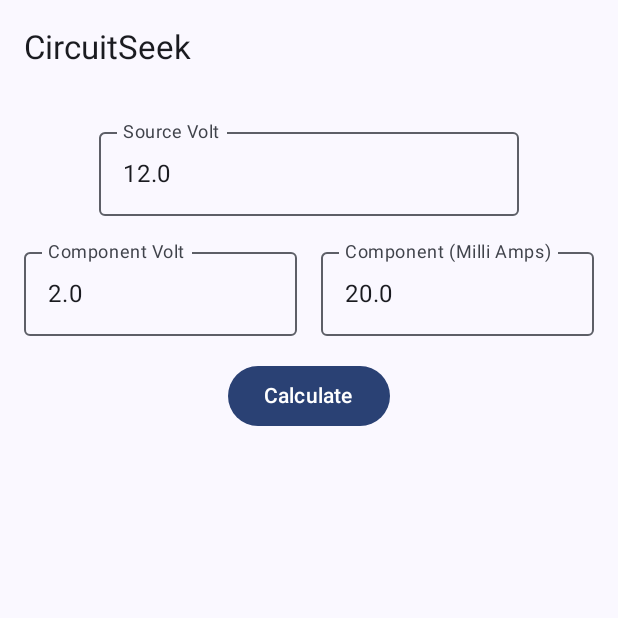
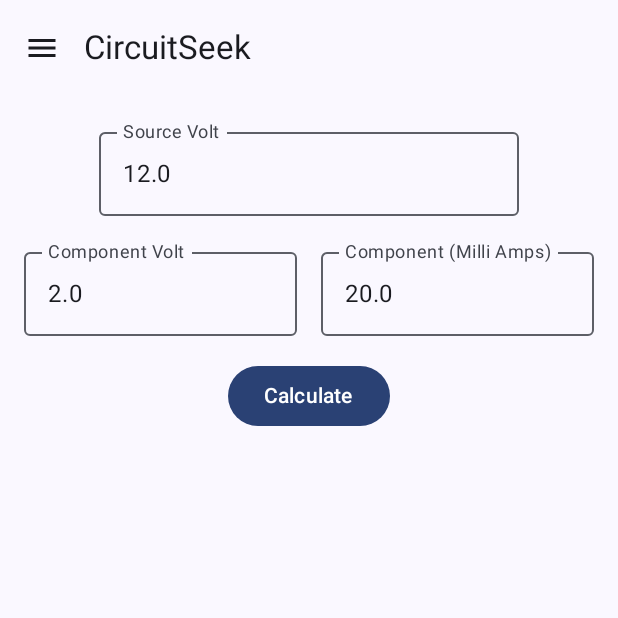
Before and after one commit to MubarakNative/CircuitSeek, an Android app built with Jetpack Compose: the screen it shows after launch (MainActivity), on a phone screen of 412 x 824 dp, the top half of it. Run offline under Robolectric (Android 15) with nearby library versions, the phone set to English and light mode, and no system bars.

Commit message:
Implemented navigation

```diff
--- a/app/build.gradle.kts
+++ b/app/build.gradle.kts
@@ -68,7 +68,6 @@ dependencies {
     implementation(libs.androidx.ui.tooling.preview)
     implementation(libs.androidx.material3)
 
-
     testImplementation(libs.junit)
     androidTestImplementation(libs.androidx.junit)
     androidTestImplementation(libs.androidx.espresso.core)
--- /dev/null
+++ b/app/src/main/java/com/mubarak/circuitseek/CircuitSeekNavGraph.kt
@@ -0,0 +1,34 @@
+package com.mubarak.circuitseek
+
+import androidx.compose.runtime.Composable
+import androidx.compose.ui.Modifier
+import androidx.navigation.NavHostController
+import androidx.navigation.compose.NavHost
+import androidx.navigation.compose.composable
+import androidx.navigation.compose.rememberNavController
+import com.mubarak.circuitseek.ui.HomeScreen
+import com.mubarak.circuitseek.ui.WattsCalcScreen
+
+@Composable
+fun CircuitSeekNavGraph(
+    modifier: Modifier = Modifier,
+    navController: NavHostController = rememberNavController(),
+    onDrawerClicked: () -> Unit,
+) {
+    NavHost(
+        navController = navController,
+        startDestination = Resistance
+    ) {
+        composable<Resistance> {
+            HomeScreen(
+                modifier = modifier,
+                onDrawer = { onDrawerClicked() }
+            )
+        }
+        composable<Watts> {
+            WattsCalcScreen {
+                onDrawerClicked()
+            }
+        }
+    }
+}
--- /dev/null
+++ b/app/src/main/java/com/mubarak/circuitseek/CircuitSeekNavigation.kt
@@ -0,0 +1,9 @@
+package com.mubarak.circuitseek
+
+import kotlinx.serialization.Serializable
+
+@Serializable
+object Resistance
+
+@Serializable
+object Watts
--- a/app/src/main/java/com/mubarak/circuitseek/MainActivity.kt
+++ b/app/src/main/java/com/mubarak/circuitseek/MainActivity.kt
@@ -4,7 +4,7 @@ import android.os.Bundle
 import androidx.activity.ComponentActivity
 import androidx.activity.compose.setContent
 import androidx.activity.enableEdgeToEdge
-import com.mubarak.circuitseek.ui.HomeScreen
+import com.mubarak.circuitseek.ui.CircuitSeekApp
 import com.mubarak.circuitseek.ui.theme.CircuitSeekTheme
 
 class MainActivity : ComponentActivity() {
@@ -13,7 +13,7 @@ class MainActivity : ComponentActivity() {
         enableEdgeToEdge()
         setContent {
             CircuitSeekTheme {
-              HomeScreen()
+              CircuitSeekApp()
             }
         }
     }
--- /dev/null
+++ b/app/src/main/java/com/mubarak/circuitseek/ui/CircuitSeekApp.kt
@@ -0,0 +1,70 @@
+package com.mubarak.circuitseek.ui
+
+import android.widget.Toast
+import androidx.compose.material3.DrawerValue
+import androidx.compose.material3.ModalNavigationDrawer
+import androidx.compose.material3.rememberDrawerState
+import androidx.compose.runtime.Composable
+import androidx.compose.runtime.getValue
+import androidx.compose.runtime.rememberCoroutineScope
+import androidx.compose.ui.platform.LocalContext
+import androidx.navigation.NavGraph.Companion.findStartDestination
+import androidx.navigation.compose.currentBackStackEntryAsState
+import androidx.navigation.compose.rememberNavController
+import com.mubarak.circuitseek.CircuitSeekNavGraph
+import com.mubarak.circuitseek.Resistance
+import com.mubarak.circuitseek.Watts
+import kotlinx.coroutines.launch
+
+@Composable
+fun CircuitSeekApp() {
+
+    val scope = rememberCoroutineScope()
+    val drawerState = rememberDrawerState(initialValue = DrawerValue.Closed)
+    val navController = rememberNavController()
+    val context = LocalContext.current
+
+    val navBackStackEntry by navController.currentBackStackEntryAsState()
+    val currentRoute =
+        navBackStackEntry?.destination ?: Resistance
+    ModalNavigationDrawer(
+        drawerContent = {
+            CircuitSeekAppDrawer(
+                currentDestination = currentRoute,
+                navigateToResistance = {
+                    navController.navigate(Resistance) {
+                        popUpTo(navController.graph.findStartDestination().id) {
+                            saveState = true
+
+                        }
+                        launchSingleTop = true
+                        restoreState = true
+                    }
+                },
+                navigateToWatts = {
+                    navController.navigate(Watts) {
+                        popUpTo(navController.graph.findStartDestination().id) {
+                            saveState = true
+                        }
+                        launchSingleTop = true
+                        restoreState = true
+                    }
+                },
+
+                closeDrawer = {
+                    scope.launch {
+                        drawerState.close()
+                    }
+                },
+            )
+        },
+
+        drawerState = drawerState
+    ) { // container for the app content
+        CircuitSeekNavGraph(navController = navController) {
+            scope.launch {
+                drawerState.open()
+            }
+        }
+    }
+}
--- /dev/null
+++ b/app/src/main/java/com/mubarak/circuitseek/ui/CircuitSeekAppDrawer.kt
@@ -0,0 +1,86 @@
+package com.mubarak.circuitseek.ui
+
+import androidx.compose.foundation.layout.Box
+import androidx.compose.foundation.layout.padding
+import androidx.compose.material.icons.Icons
+import androidx.compose.material.icons.filled.DateRange
+import androidx.compose.material.icons.filled.Settings
+import androidx.compose.material3.Icon
+import androidx.compose.material3.MaterialTheme
+import androidx.compose.material3.ModalDrawerSheet
+import androidx.compose.material3.NavigationDrawerItem
+import androidx.compose.material3.Text
+import androidx.compose.runtime.Composable
+import androidx.compose.ui.Modifier
+import androidx.compose.ui.res.stringResource
+import androidx.compose.ui.tooling.preview.Preview
+import androidx.compose.ui.unit.dp
+import com.mubarak.circuitseek.R
+import com.mubarak.circuitseek.Resistance
+import com.mubarak.circuitseek.Watts
+import com.mubarak.circuitseek.ui.theme.CircuitSeekTheme
+
+@Composable
+fun CircuitSeekAppDrawer(
+    modifier: Modifier = Modifier,
+    currentDestination: Any,
+    navigateToResistance: () -> Unit,
+    navigateToWatts: () -> Unit,
+    closeDrawer: () -> Unit
+) {
+    ModalDrawerSheet(
+        modifier = modifier
+    ) {
+        NavigationHeader()
+        NavigationDrawerItem(
+            label = {
+                Text(text = stringResource(R.string.resistance))
+            },
+            selected = currentDestination == Resistance,
+            onClick = {
+                navigateToResistance(); closeDrawer()
+            },
+            icon = {
+                Icon(
+                    imageVector = Icons.Default.DateRange,
+                    contentDescription = null
+                )
+            })
+
+        NavigationDrawerItem(
+            label = {
+                Text(text = stringResource(R.string.watts_calc))
+            },
+            selected = currentDestination == Watts,
+            onClick = {
+                navigateToWatts(); closeDrawer()
+            },
+            icon = { Icon(imageVector = Icons.Default.Settings, contentDescription = null) }
+        )
+    }
+}
+
+@Composable
+fun NavigationHeader(modifier: Modifier = Modifier) {
+
+    Box(modifier = modifier.padding(horizontal = 28.dp, vertical = 24.dp)) {
+        Text(
+            text = stringResource(R.string.app_name),
+            modifier = modifier,
+            style = MaterialTheme.typography.titleLarge
+        )
+    }
+}
+
+@Preview(showBackground = true)
+@Composable
+private fun NavHeaderPreview() {
+    CircuitSeekTheme {
+        CircuitSeekAppDrawer(
+            navigateToWatts = {},
+            navigateToResistance = {},
+            closeDrawer = {},
+            currentDestination = Resistance
+        )
+    }
+}
--- a/app/src/main/java/com/mubarak/circuitseek/ui/ResistanceCalcScreen.kt
+++ b/app/src/main/java/com/mubarak/circuitseek/ui/ResistanceCalcScreen.kt
@@ -10,8 +10,14 @@ import androidx.compose.foundation.layout.padding
 import androidx.compose.foundation.rememberScrollState
 import androidx.compose.foundation.text.KeyboardOptions
 import androidx.compose.foundation.verticalScroll
+import androidx.compose.material.icons.Icons
+import androidx.compose.material.icons.outlined.Menu
+import androidx.compose.material.icons.outlined.Search
 import androidx.compose.material3.Button
 import androidx.compose.material3.ExperimentalMaterial3Api
+import androidx.compose.material3.Icon
+import androidx.compose.material3.IconButton
+import androidx.compose.material3.MaterialTheme
 import androidx.compose.material3.OutlinedTextField
 import androidx.compose.material3.Scaffold
 import androidx.compose.material3.Text
@@ -32,18 +38,25 @@ import com.mubarak.circuitseek.R
 import com.mubarak.circuitseek.ui.theme.CircuitSeekTheme
 
 @Composable
-fun HomeScreen(modifier: Modifier = Modifier) {
+fun HomeScreen(
+    modifier: Modifier = Modifier,
+    onDrawer: () -> Unit,
+) {
     Scaffold(
         modifier = Modifier.fillMaxWidth(),
         topBar = {
-            CircuitSeekTopAppBar()
+            CircuitSeekTopAppBar(modifier = modifier){
+                onDrawer()
+            }
         }
     ) { innerPadding ->
         ResistanceCalcScreen(modifier = Modifier.padding(innerPadding))
     }
 }
 @Composable
-fun ResistanceCalcScreen(modifier: Modifier = Modifier) {
+fun ResistanceCalcScreen(
+    modifier: Modifier = Modifier
+) {
     val context = LocalContext.current
 
     var sourceVolt by remember { mutableStateOf("12.0") }
@@ -127,17 +140,33 @@ fun ResistanceCalcScreen(modifier: Modifier = Modifier) {
 
 @OptIn(ExperimentalMaterial3Api::class)
 @Composable
-fun CircuitSeekTopAppBar(modifier: Modifier = Modifier) {
-    TopAppBar(title = {
-        Text(text = stringResource(id = R.string.app_name))
-    }, modifier = modifier)
+fun CircuitSeekTopAppBar(
+    modifier: Modifier = Modifier,
+    onMenuClick: () -> Unit
+) {
+    TopAppBar(
+        title = {
+            Text(
+                text = stringResource(id = R.string.app_name),
+                style = MaterialTheme.typography.titleLarge
+            )
+        },
+        navigationIcon = {
+            IconButton(onClick = onMenuClick) {
+                Icon(
+                    imageVector = Icons.Outlined.Menu,
+                    contentDescription = null
+                )
+            }
+        }, modifier = modifier
+    )
 }
 
 @Preview(showBackground = true)
 @Composable
 private fun TopAppBarPreview() {
     CircuitSeekTheme {
-        CircuitSeekTopAppBar()
+        CircuitSeekTopAppBar{}
     }
 }
 
--- a/app/src/main/res/values/strings.xml
+++ b/app/src/main/res/values/strings.xml
@@ -1,3 +1,5 @@
 <resources>
     <string name="app_name">CircuitSeek</string>
+    <string name="resistance">Resistance Calculator</string>
+    <string name="watts_calc">Watts Calculator</string>
 </resources>
```
Also changed, not shown: app/src/main/java/com/mubarak/circuitseek/ui/WattsCalcScreen.kt (+40 -2 lines).
